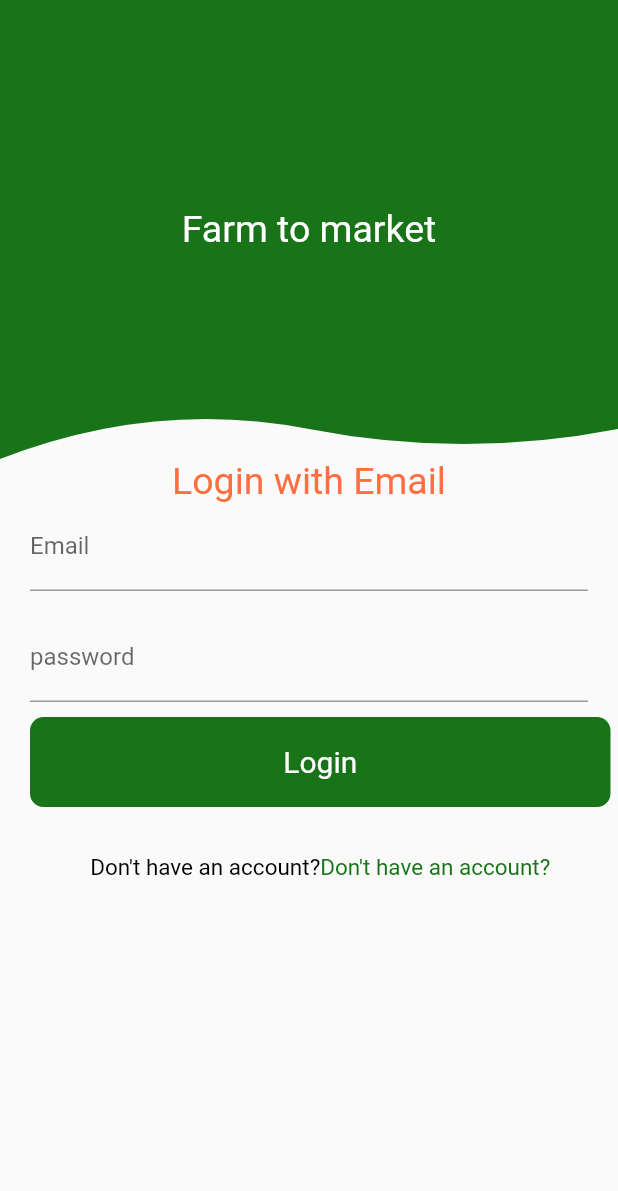
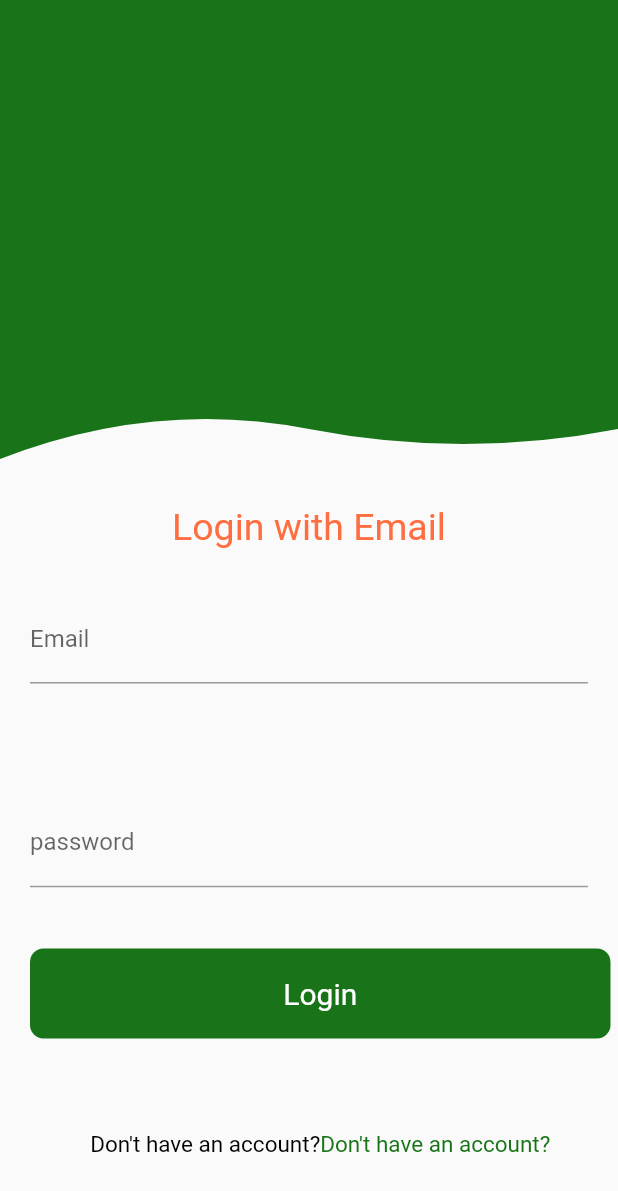
Before and after one commit to jenniekibiri/farm_app, a Flutter app: the screen it shows after launch, on a phone screen of 412 x 824 dp. Shown: the top 1191 px of the screen. Run offline on Flutter 3.47's test engine with Material 2 defaults, Android fonts, the phone set to English and light mode, and no system bars; our stand-ins replace hexcolor, splashscreen.

Commit message:
fix a bug

```diff
--- a/lib/Register.dart
+++ b/lib/Register.dart
@@ -1,6 +1,7 @@
 import 'package:flutter/material.dart';
 import 'Home.dart';
 import 'login.dart';
+import 'common.dart';
 import 'package:hexcolor/hexcolor.dart';
 
 class RegisterPage extends StatelessWidget {
--- a/lib/login.dart
+++ b/lib/login.dart
@@ -1,6 +1,7 @@
 import 'package:flutter/material.dart';
 import 'package:hexcolor/hexcolor.dart';
 import 'Home.dart';
+import 'common.dart';
 import 'Register.dart';
 
 class LoginPage extends StatelessWidget {
@@ -12,22 +13,14 @@ class LoginPage extends StatelessWidget {
             clipper: CustomAppBar(),
             child: Container(
               color: HexColor("#197419"),
-              child: Column(
-                mainAxisAlignment: MainAxisAlignment.center,
-                children: <Widget>[
-                  Text(
-                    'Farm to market',
-                    style: TextStyle(color: Colors.white, fontSize: 25),
-                  ),
-                ],
-              ),
+
             ),
           ),
           preferredSize: Size.fromHeight(kToolbarHeight + 250)),
       body: Container(
         //container helps in positioning items
         child: Column(
-          crossAxisAlignment: CrossAxisAlignment.center,
+            mainAxisAlignment: MainAxisAlignment.spaceEvenly,
           children: <Widget>[
             Text(
               'Login with Email',
@@ -120,26 +113,3 @@ class LoginPage extends StatelessWidget {
     );
   }
 }
-
-class CustomAppBar extends CustomClipper<Path> {
-  @override
-  Path getClip(Size size) {
-    Path path = new Path();
-
-    path.lineTo(0, size.height);
-    path.quadraticBezierTo(
-        size.width / 4, size.height - 40, size.width / 2, size.height - 20);
-
-    path.quadraticBezierTo(
-        3 / 4 * size.width, size.height, size.width, size.height - 20);
-
-    path.lineTo(size.width, 0);
-
-    return path;
-  }
-
-  @override
-  bool shouldReclip(CustomClipper<Path> oldClipper) {
-    return false;
-  }
-}
--- a/lib/main.dart
+++ b/lib/main.dart
@@ -1,6 +1,5 @@
 import 'package:flutter/material.dart';
 import 'package:splashscreen/splashscreen.dart';
-import 'package:hexcolor/hexcolor.dart';
 import 'login.dart';
 void main() {
   runApp(MyApp());
```
